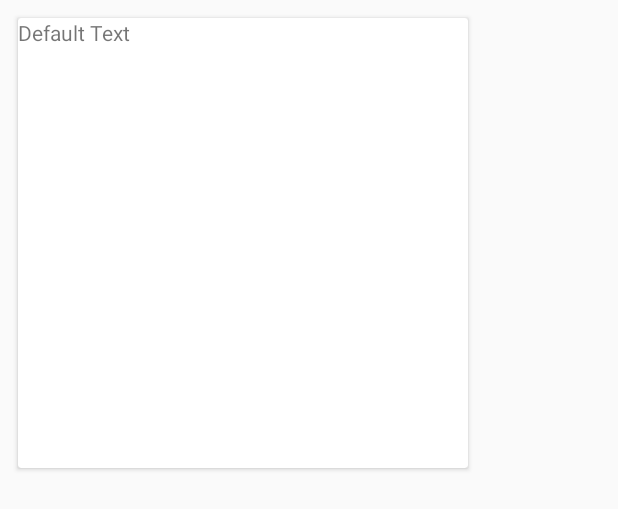
After one commit to HackerMadCat/konarrayka, an Android app: the layout row_posts.xml on its own in the app's theme, with its tools: preview values and no code run, on a phone screen of 412 x 824 dp. The commit adds this screen. Shown: the top 509 px of the screen. Run offline under Robolectric (Android 15) with nearby library versions, the phone set to English and light mode, and no system bars.

Commit message:
new view pager

```diff
--- a/app/build.gradle
+++ b/app/build.gradle
@@ -26,9 +26,10 @@ android {
 dependencies {
     implementation fileTree(dir: 'libs', include: ['*.jar'])
 
-    implementation 'com.android.support:appcompat-v7:28.0.0'
+
     implementation 'com.android.support.constraint:constraint-layout:1.1.3'
     implementation "org.jetbrains.kotlin:kotlin-stdlib-jdk7:$kotlin_version"
+
 
     implementation project(":common")
     implementation project(":storage")
@@ -42,4 +43,7 @@ dependencies {
     androidTestImplementation 'com.android.support.test:runner:1.0.2'
     androidTestImplementation 'com.android.support.test.espresso:espresso-core:3.0.2'
     implementation 'com.android.support:design:28.0.0'
+
+    implementation 'com.android.support:appcompat-v7:28.0.0'
+
 }
--- /dev/null
+++ b/app/src/main/res/layout/row_posts.xml
@@ -0,0 +1,14 @@
+<?xml version="1.0" encoding="utf-8"?>
+<android.support.v7.widget.CardView
+    xmlns:android="http://schemas.android.com/apk/res/android"
+    xmlns:tools="http://schemas.android.com/tools"
+    android:layout_width="300dp"
+    android:layout_height="300dp"
+    android:layout_margin="12dp">
+
+    <TextView
+        android:id="@+id/firstName"
+        android:layout_width="wrap_content"
+        android:layout_height="wrap_content"
+        android:text="Default Text"/>
+</android.support.v7.widget.CardView>
--- a/app/src/main/res/values/strings.xml
+++ b/app/src/main/res/values/strings.xml
@@ -5,4 +5,7 @@
     <string name="action_settings">Settings</string>
     <string name="section_format">Hello World from section: %1$d</string>
     <string name="todo">TODO</string>
+    <string name="title_activity_main">MainActivity</string>
+    <string name="back">back</string>
+    <string name="next">next</string>
 </resources>
--- a/build.gradle
+++ b/build.gradle
@@ -14,6 +14,9 @@ allprojects {
     repositories {
         google()
         jcenter()
+        maven {
+            url "https://maven.google.com"
+        }
     }
 }
 
```
Also changed, not shown: app/src/main/AndroidManifest.xml (+1 -8 lines), app/src/main/java/ru/spbstu/icc/kspt/konarrayka/MainActivity.kt (+24 -10 lines), app/src/main/java/ru/spbstu/icc/kspt/konarrayka/PostsAdapter.kt (added, +32 -0 lines), app/src/main/res/layout/activity_main.xml (+39 -12 lines).
